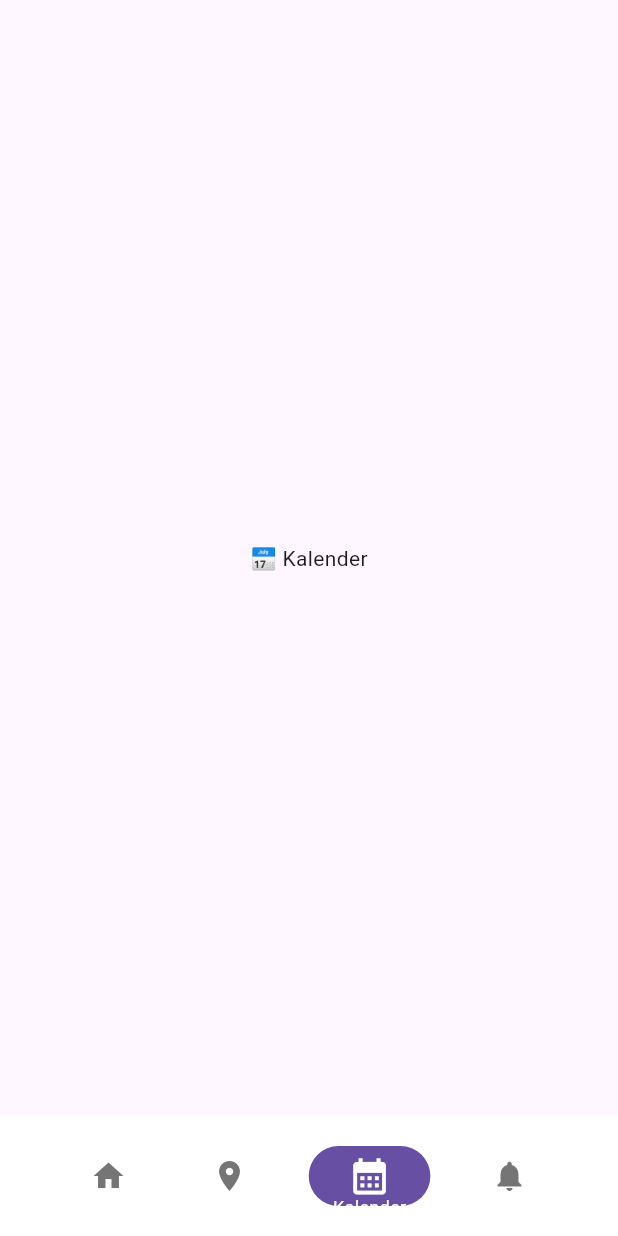
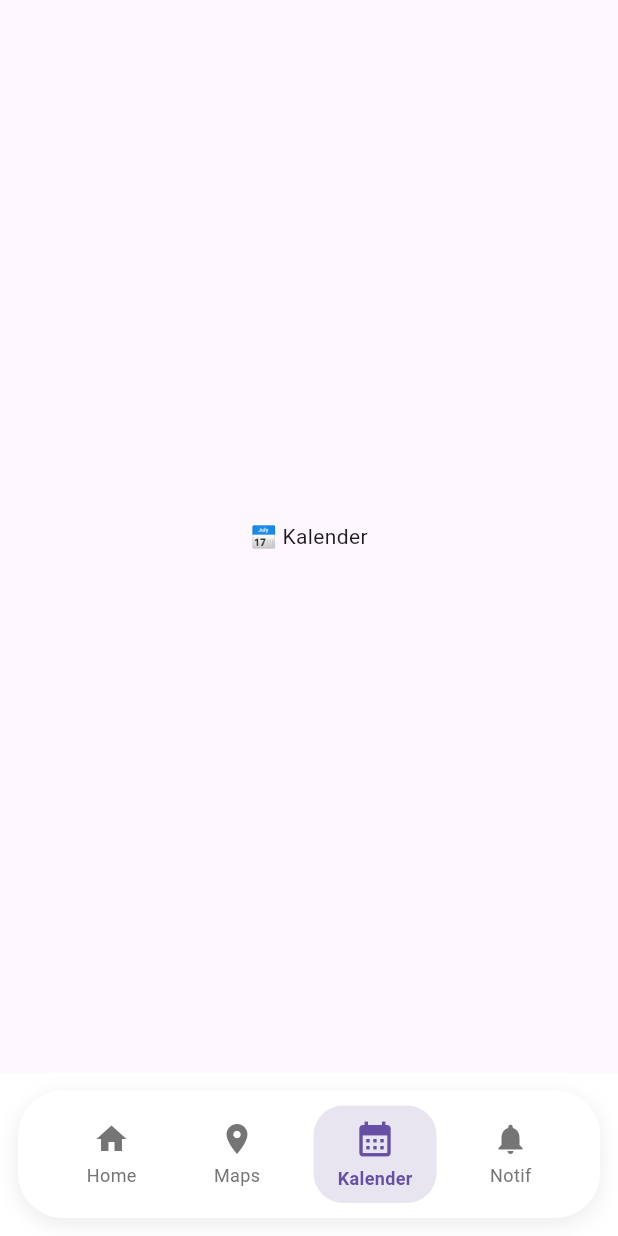
Before and after one commit to Thifaaldz/Mom-Care, a Flutter app: the screen it shows after launch, item 3 of the bottom bar chosen, on a phone screen of 412 x 824 dp. Run offline on Flutter 3.47's test engine with Material 3 defaults, Android fonts, the light colour scheme and no system bars; our stand-ins replace flutter_map, geolocator, google_maps_flutter, latlong2; network calls fail.

Commit message:
flutter integrasi

```diff
--- a/aplikasi/lib/main.dart
+++ b/aplikasi/lib/main.dart
@@ -1,6 +1,6 @@
 import 'dart:async';
 import 'package:flutter/material.dart';
-import 'package:animations/animations.dart'; // ⬅️ tambahan
+import 'package:animations/animations.dart';
 import 'home_page.dart';
 import 'maps_page.dart';
 
@@ -107,7 +107,7 @@ class _SplashScreenState extends State<SplashScreen>
   }
 }
 
-/// MainScreen dengan custom bottom nav + transition
+/// MainScreen dengan modern bottom nav + transition
 class MainScreen extends StatefulWidget {
   const MainScreen({super.key});
 
@@ -143,18 +143,22 @@ class _MainScreenState extends State<MainScreen> {
           child: _pages[_currentIndex],
         ),
       ),
-      bottomNavigationBar: Container(
-        color: Colors.transparent,
-        child: ClipRRect(
-          borderRadius: const BorderRadius.only(
-            topLeft: Radius.circular(24),
-            topRight: Radius.circular(24),
+      bottomNavigationBar: Padding(
+        padding: const EdgeInsets.all(12.0),
+        child: Container(
+          decoration: BoxDecoration(
+            color: Colors.white,
+            borderRadius: BorderRadius.circular(30),
+            boxShadow: [
+              BoxShadow(
+                color: Colors.black.withOpacity(0.08),
+                blurRadius: 12,
+                offset: const Offset(0, 4),
               ),
-          child: BottomAppBar(
-            color: Colors.white,
-            elevation: 8,
+            ],
+          ),
           child: Padding(
-              padding: const EdgeInsets.symmetric(horizontal: 16, vertical: 8),
+            padding: const EdgeInsets.symmetric(vertical: 10, horizontal: 20),
             child: Row(
               mainAxisAlignment: MainAxisAlignment.spaceAround,
               children: List.generate(4, (index) {
@@ -175,29 +179,31 @@ class _MainScreenState extends State<MainScreen> {
                         horizontal: 16, vertical: 8),
                     decoration: BoxDecoration(
                       color: isSelected
-                            ? Theme.of(context).primaryColor
+                          ? Theme.of(context).primaryColor.withOpacity(0.15)
                           : Colors.transparent,
                       borderRadius: BorderRadius.circular(20),
                     ),
                     child: Column(
                       mainAxisSize: MainAxisSize.min,
                       children: [
-                          AnimatedScale(
-                            duration: const Duration(milliseconds: 300),
-                            scale: isSelected ? 1.2 : 1.0,
-                            child: Icon(
+                        Icon(
                           icons[index],
+                          size: isSelected ? 28 : 24,
                           color: isSelected
-                                  ? Colors.white
+                              ? Theme.of(context).primaryColor
                               : Colors.grey.shade600,
                         ),
-                          ),
-                          if (isSelected)
+                        const SizedBox(height: 4),
                         Text(
                           labels[index],
-                              style: const TextStyle(
-                                color: Colors.white,
+                          style: TextStyle(
                             fontSize: 12,
+                            fontWeight: isSelected
+                                ? FontWeight.bold
+                                : FontWeight.normal,
+                            color: isSelected
+                                ? Theme.of(context).primaryColor
+                                : Colors.grey.shade600,
                           ),
                         ),
                       ],
@@ -205,7 +211,6 @@ class _MainScreenState extends State<MainScreen> {
                   ),
                 );
               }),
-              ),
             ),
           ),
         ),
```
Also changed, not shown: assets/homepage.png, assets/main.png (added), assets/maps.png, 1 other file. Lines whose indentation alone changed are shown as unchanged.
